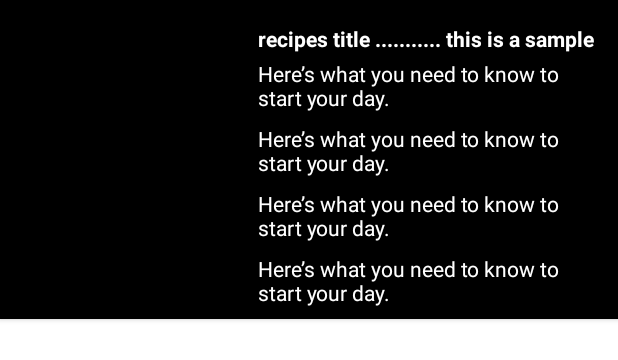
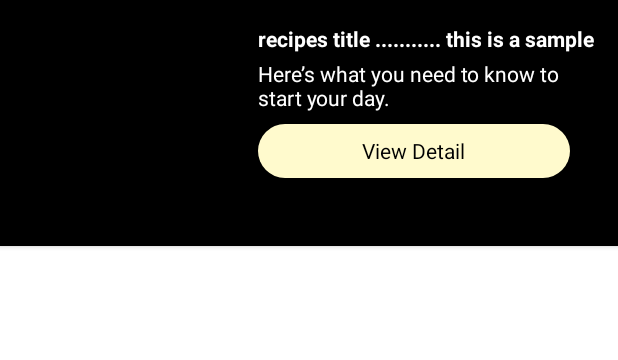
Before and after one commit to joeyudongs/NMR-Photo, an Android app built with Jetpack Compose: the layout item_rv.xml on its own in the app's theme, with its tools: preview values and no code run, on a phone screen of 412 x 824 dp. Shown: the top 360 px of the screen. Run offline under Robolectric (Android 15) with nearby library versions, the phone set to English and light mode, and no system bars.

```diff
--- a/app/build.gradle
+++ b/app/build.gradle
@@ -51,6 +51,9 @@ android {
 dependencies {
 
     implementation project(":lib_network")
+
+    implementation "com.airbnb.android:lottie:$lottieVersion"
+
     implementation 'io.coil-kt:coil-compose:2.2.0'
 
     implementation 'com.github.bumptech.glide:glide:4.14.2'
--- a/app/src/main/java/com/dheeraj/composemvvm/adpter/RvAdapter.kt
+++ b/app/src/main/java/com/dheeraj/composemvvm/adpter/RvAdapter.kt
@@ -2,6 +2,7 @@ package com.dheeraj.composemvvm.adpter
 
 import android.content.Intent
 import android.view.LayoutInflater
+import android.view.View
 import android.view.ViewGroup
 import androidx.recyclerview.widget.RecyclerView
 import com.bumptech.glide.Glide
@@ -54,11 +55,11 @@ class RvAdapter (private var photoList: List<Demo>): RecyclerView.Adapter<RvAdap
         val item = photoList[position]
         holder.binding.apply{
 
-            tvName.text = "Rover: ${item.rover?.name.toString()}"
+            /*tvName.text = "Rover: ${item.rover?.name.toString()}"
             tvCaption.text = "LandingDate: ${item.rover?.landing_date.toString()}"
-            tvCameraName.text = "Status: ${item.rover?.status}"
+            tvCameraName.text = "Status: ${item.rover?.status}"*/
 
-            tvEarthDate.text = "Camera: " + item.camera?.name.toString() + ", Earth Date: " + item.earth_date
+            tvEarthDate.text = "Earth Date: " + item.earth_date
             tvPhotoId.text = "Photo Id: " + item.photoId
 
             ivRecipeItemImage.apply {
@@ -76,8 +77,29 @@ class RvAdapter (private var photoList: List<Demo>): RecyclerView.Adapter<RvAdap
                 intent.putExtra("detail_sol",item.sol)
                 intent.putExtra("detail_earth_date",item.earth_date)
                 holder.binding.root.context.startActivity(intent)
+            }
+            rlBtAnim.setOnClickListener {
+                buttonAnimation.visibility = View.VISIBLE
+                tvBt.visibility = View.GONE
+
+                buttonAnimation.playAnimation()
+                rlBtAnim.handler.postDelayed(
+                    {
+
+                        buttonAnimation.pauseAnimation()
+                        buttonAnimation.visibility = View.GONE
+                        tvBt.visibility = View.VISIBLE
+
+                        val intent = Intent(holder.binding.root.context,DetailActivity::class.java)
+                        intent.putExtra("detail_image_url",item.img_src)
+                        intent.putExtra("detail_photo_id",item.photoId)
+                        intent.putExtra("detail_sol",item.sol)
+                        intent.putExtra("detail_earth_date",item.earth_date)
+                        holder.binding.root.context.startActivity(intent)
+                    }, 1000)
 
             }
+
         }
     }
 }
--- /dev/null
+++ b/app/src/main/res/drawable/green_button_background.xml
@@ -0,0 +1,6 @@
+<?xml version="1.0" encoding="utf-8"?>
+<shape xmlns:android="http://schemas.android.com/apk/res/android">
+
+    <solid android:color="@color/beige"/>
+    <corners android:radius="35dp"/>
+</shape>
--- /dev/null
+++ b/app/src/main/res/drawable/green_button_background_ripple.xml
@@ -0,0 +1,12 @@
+<?xml version="1.0" encoding="utf-8"?>
+<ripple xmlns:android="http://schemas.android.com/apk/res/android" android:color="?android:colorControlHighlight">
+
+    <item android:id="@android:id/mask">
+        <shape android:shape="rectangle">
+            <solid android:color="@color/black"/>
+            <corners android:radius="35dp"/>
+        </shape>
+    </item>
+
+    <item android:drawable="@drawable/green_button_background"/>
+</ripple>
--- a/app/src/main/res/layout/item_rv.xml
+++ b/app/src/main/res/layout/item_rv.xml
@@ -46,9 +46,8 @@
                 app:layout_constraintLeft_toRightOf="@id/iv_recipe_item_image"
                 app:layout_constraintRight_toRightOf="parent"
                 >
-
                 <TextView
-                    android:id="@+id/tv_name"
+                    android:id="@+id/tv_earth_date"
                     android:layout_width="wrap_content"
                     android:layout_height="wrap_content"
                     android:maxLines="1"
@@ -57,37 +56,40 @@
                     tools:text="recipes title ........... this is a sample text " />
 
                 <TextView
-                    android:id="@+id/tv_caption"
+                    android:id="@+id/tv_photo_id"
                     android:layout_width="wrap_content"
                     android:layout_height="wrap_content"
                     android:layout_marginTop="4dp"
                     android:maxLines="2"
                     android:textColor="@android:color/white"
                     tools:text="Here’s what you need to know to start your day." />
-                <TextView
-                    android:id="@+id/tv_camera_name"
-                    android:layout_width="wrap_content"
-                    android:layout_height="wrap_content"
+
+                <RelativeLayout
+                    android:id="@+id/rl_bt_anim"
+                    android:background="@drawable/green_button_background_ripple"
+                    android:layout_width="match_parent"
+                    android:layout_height="36dp"
                     android:layout_marginTop="8dp"
-                    android:maxLines="2"
-                    android:textColor="@android:color/white"
-                    tools:text="Here’s what you need to know to start your day." />
-                <TextView
-                    android:id="@+id/tv_earth_date"
-                    android:layout_width="wrap_content"
-                    android:layout_height="wrap_content"
-                    android:layout_marginTop="8dp"
-                    android:maxLines="2"
-                    android:textColor="@android:color/white"
-                    tools:text="Here’s what you need to know to start your day." />
-                <TextView
-                    android:id="@+id/tv_photo_id"
-                    android:layout_width="wrap_content"
-                    android:layout_height="wrap_content"
-                    android:layout_marginTop="8dp"
-                    android:maxLines="2"
-                    android:textColor="@android:color/white"
-                    tools:text="Here’s what you need to know to start your day." />
+                    android:layout_marginRight="24dp">
+
+                    <TextView
+                        android:id="@+id/tv_bt"
+                        android:layout_centerInParent="true"
+                        android:layout_width="wrap_content"
+                        android:layout_height="wrap_content"
+                        android:text="@string/bt_view_detail"
+                        android:textColor="@color/black"/>
+
+                    <com.airbnb.lottie.LottieAnimationView
+                        android:id="@+id/button_animation"
+                        android:layout_width="match_parent"
+                        android:layout_height="36dp"
+                        android:visibility="gone"
+                        app:lottie_autoPlay="false"
+                        app:lottie_loop="true"
+                        app:lottie_rawRes="@raw/button_loading"/>
+
+                </RelativeLayout>
             </LinearLayout>
         </androidx.constraintlayout.widget.ConstraintLayout>
     </androidx.cardview.widget.CardView>
--- a/app/src/main/res/values/colors.xml
+++ b/app/src/main/res/values/colors.xml
@@ -8,4 +8,6 @@
     <color name="black">#FF000000</color>
     <color name="white">#FFFFFFFF</color>
     <color name="gray">#FFA8A8A8</color>
+    <color name="beige">#FFFACD</color>
+    <color name="off_white">#F5F5DC</color>
 </resources>
--- a/app/src/main/res/values/strings.xml
+++ b/app/src/main/res/values/strings.xml
@@ -1,5 +1,6 @@
 <resources>
     <string name="app_name">MARS</string>
+    <string name="bt_view_detail">View Detail</string>
     <string name="bottom_title_use_kt">Kotlin</string>
     <string name="bottom_title_use_compose">Compose</string>
     <string name="bar_menu_name_ascending">Ascend</string>
--- a/build.gradle
+++ b/build.gradle
@@ -1,6 +1,7 @@
 buildscript {
     ext {
         compose_ui_version = '1.2.0'
+        lottieVersion = "3.4.0"
     }
 }// Top-level build file where you can add configuration options common to all sub-projects/modules.
 plugins {
```
Also changed, not shown: app/src/main/res/raw/button_loading.json (added, +1 -0 lines), 6 other files.
